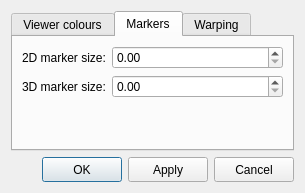
ma-tech/WlzQtApps, file WlzWarp/PreferencesDialog.ui: the form before one commit.
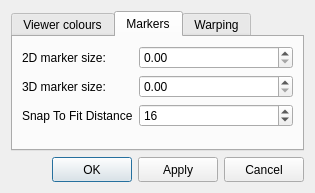
The form after the commit. The open tabs and pages were chosen to show the change. Custom widgets are drawn as their Qt base class.

Commit message: snap lanmarks to mesh distance now controlled by value set in preferences

Patch:
```diff
--- a/WlzWarp/PreferencesDialog.ui
+++ b/WlzWarp/PreferencesDialog.ui
@@ -9,7 +9,7 @@
    <rect>
     <x>0</x>
     <y>0</y>
-    <width>305</width>
+    <width>315</width>
     <height>193</height>
    </rect>
   </property>
@@ -128,6 +128,29 @@
          </property>
         </widget>
        </item>
+       <item row="3" column="0">
+        <widget class="QLabel" name="_label_7">
+         <property name="text">
+          <string>Snap To Fit Distance</string>
+         </property>
+        </widget>
+       </item>
+       <item row="3" column="1">
+        <widget class="QDoubleSpinBox" name="doubleSpinBoxSnapToFitDist">
+         <property name="sizePolicy">
+          <sizepolicy hsizetype="MinimumExpanding" vsizetype="Fixed">
+           <horstretch>0</horstretch>
+           <verstretch>0</verstretch>
+          </sizepolicy>
+         </property>
+         <property name="decimals">
+          <number>0</number>
+         </property>
+         <property name="value">
+          <double>16.000000000000000</double>
+         </property>
+        </widget>
+       </item>
       </layout>
      </widget>
      <widget class="QWidget" name="tabWarping">
```
Left out of the diff: 2 changed lines with no effect on the pictures. The commit also changes 7 other files.
